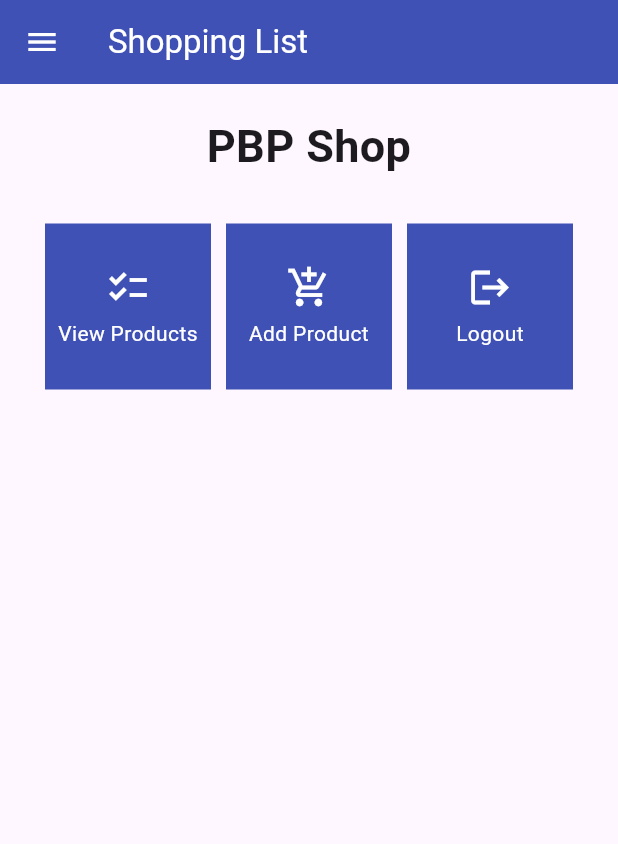
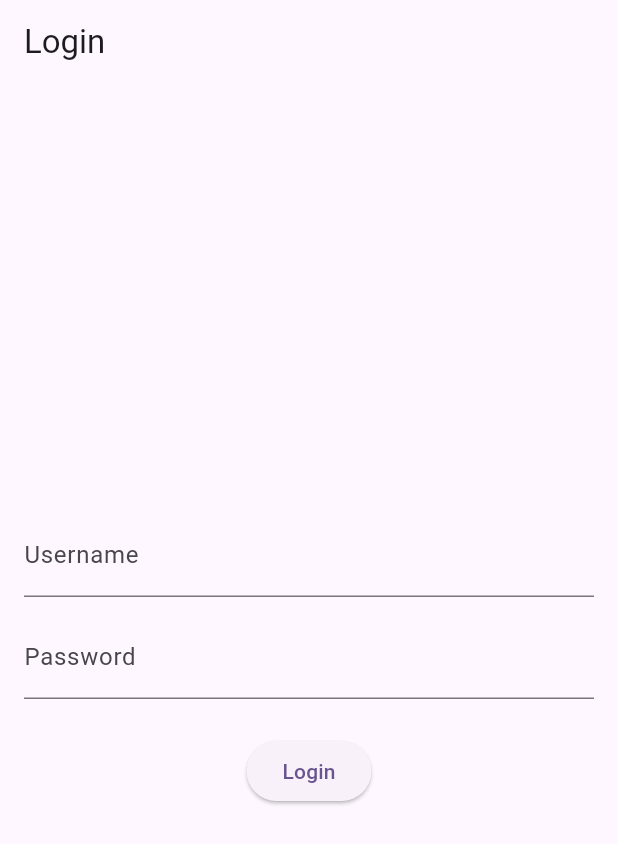
Before and after one commit to brmntyprytm/shopping-list-mobile, a Flutter app: the screen it shows after launch, on a phone screen of 412 x 824 dp. Shown: the top 844 px of the screen. Run offline on Flutter 3.47's test engine with Material 2 defaults, Android fonts, the phone set to English and light mode, and no system bars; missing offline and left inert: pbp_django_auth.

Commit message:
completed tutorial 8

```diff
--- a/lib/main.dart
+++ b/lib/main.dart
@@ -1,23 +1,29 @@
 import 'package:flutter/material.dart';
-import 'package:shopping_list/screens/menu.dart';
+import 'package:pbp_django_auth/pbp_django_auth.dart';
+import 'package:provider/provider.dart';
+import 'package:shopping_list/screens/login.dart';
 
 void main() {
   runApp(const MyApp());
 }
 
 class MyApp extends StatelessWidget {
-  const MyApp({super.key});
+  const MyApp({Key? key}) : super(key: key);
 
   @override
   Widget build(BuildContext context) {
-    return MaterialApp(
-      title: 'Flutter Demo',
-      theme: ThemeData(
-        primarySwatch: Colors.indigo,
-        colorScheme: ColorScheme.fromSeed(seedColor: Colors.deepPurple),
-        useMaterial3: true,
-      ),
-      home: MyHomePage(),
+    return Provider(
+      create: (_) {
+        CookieRequest request = CookieRequest();
+        return request;
+      },
+      child: MaterialApp(
+          title: 'Shopping List',
+          theme: ThemeData(
+            colorScheme: ColorScheme.fromSeed(seedColor: Colors.deepPurple),
+            useMaterial3: true,
+          ),
+          home: const LoginPage()),
     );
   }
 }
--- /dev/null
+++ b/lib/screens/login.dart
@@ -0,0 +1,119 @@
+import 'package:shopping_list/screens/menu.dart';
+import 'package:flutter/material.dart';
+import 'package:pbp_django_auth/pbp_django_auth.dart';
+import 'package:provider/provider.dart';
+
+void main() {
+  runApp(const LoginApp());
+}
+
+class LoginApp extends StatelessWidget {
+  const LoginApp({super.key});
+
+  @override
+  Widget build(BuildContext context) {
+    return MaterialApp(
+      title: 'Login',
+      theme: ThemeData(
+        primarySwatch: Colors.blue,
+      ),
+      home: const LoginPage(),
+    );
+  }
+}
+
+class LoginPage extends StatefulWidget {
+  const LoginPage({super.key});
+
+  @override
+  // ignore: library_private_types_in_public_api
+  _LoginPageState createState() => _LoginPageState();
+}
+
+class _LoginPageState extends State<LoginPage> {
+  final TextEditingController _usernameController = TextEditingController();
+  final TextEditingController _passwordController = TextEditingController();
+
+  @override
+  Widget build(BuildContext context) {
+    final request = context.watch<CookieRequest>();
+    return Scaffold(
+      appBar: AppBar(
+        title: const Text('Login'),
+      ),
+      body: Container(
+        padding: const EdgeInsets.all(16.0),
+        child: Column(
+          mainAxisAlignment: MainAxisAlignment.center,
+          children: [
+            TextField(
+              controller: _usernameController,
+              decoration: const InputDecoration(
+                labelText: 'Username',
+              ),
+            ),
+            const SizedBox(height: 12.0),
+            TextField(
+              controller: _passwordController,
+              decoration: const InputDecoration(
+                labelText: 'Password',
+              ),
+              obscureText: true,
+            ),
+            const SizedBox(height: 24.0),
+            ElevatedButton(
+              onPressed: () async {
+                String username = _usernameController.text;
+                String password = _passwordController.text;
+
+                // Check credentials
+                // Change the URL and don't forget to add a trailing slash (/) at the end of the URL!
+                // To connect the Android emulator to Django on localhost,
+                // use the URL http://10.0.2.2/
+                final response = await request.login(
+                    "http://bramantyo-priyo-tutorial.pbp.cs.ui.ac.id/auth/login/",
+                    {
+                      'username': username,
+                      'password': password,
+                    });
+
+                if (request.loggedIn) {
+                  String message = response['message'];
+                  String uname = response['username'];
+                  // ignore: use_build_context_synchronously
+                  Navigator.pushReplacement(
+                    context,
+                    MaterialPageRoute(builder: (context) => MyHomePage()),
+                  );
+                  // ignore: use_build_context_synchronously
+                  ScaffoldMessenger.of(context)
+                    ..hideCurrentSnackBar()
+                    ..showSnackBar(
+                        SnackBar(content: Text("$message Welcome, $uname.")));
+                } else {
+                  // ignore: use_build_context_synchronously
+                  showDialog(
+                    context: context,
+                    builder: (context) => AlertDialog(
+                      title: const Text('Login Failed'),
+                      content: Text(response['message']),
+                      actions: [
+                        TextButton(
+                          child: const Text('OK'),
+                          onPressed: () {
+                            Navigator.pop(context);
+                          },
+                        ),
+                      ],
+                    ),
+                  );
+                }
+              },
+              child: const Text('Login'),
+            ),
+          ],
+        ),
+      ),
+    );
+  }
+}
--- a/pubspec.yaml
+++ b/pubspec.yaml
@@ -35,6 +35,9 @@ dependencies:
   # The following adds the Cupertino Icons font to your application.
   # Use with the CupertinoIcons class for iOS style icons.
   cupertino_icons: ^1.0.2
+  provider: ^6.1.1
+  pbp_django_auth: ^0.3.1
+  http: ^0.13.6
 
 dev_dependencies:
   flutter_test:
```
Also changed, not shown: lib/models/product.dart (added, +68 -0 lines), lib/screens/list_product.dart (added, +93 -0 lines), lib/screens/shoplist_form.dart (+45 -2 lines), lib/widgets/left_drawer.dart (+12 -0 lines), lib/widgets/shopcard.dart (+33 -1 lines), pubspec.lock, 8 other files.
